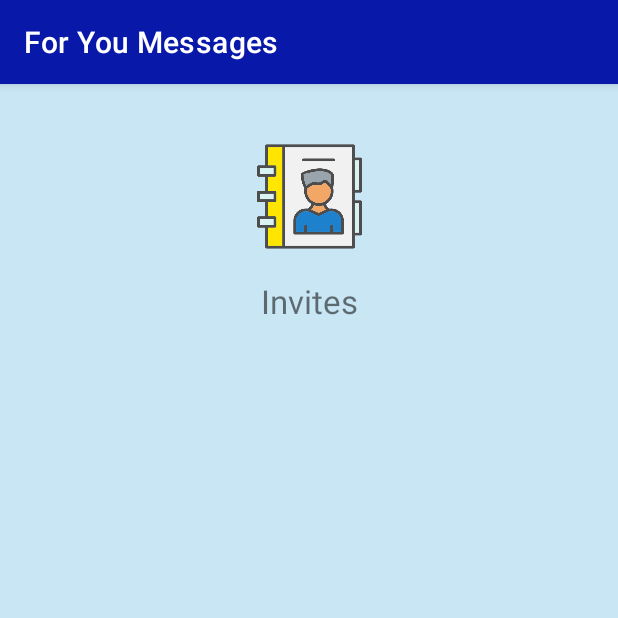
After one commit to morningbob/for_you_messages_android, an Android app: the fragment InvitesFragment shown on its own in the app's theme, on a phone screen of 412 x 824 dp, the top half of it. The commit adds this screen. Run offline under Robolectric (Android 15) with nearby library versions, the phone set to English and light mode, and no system bars; our stand-ins replace data binding.

Commit message:
building accept or reject invites function
building invites fragment, which shows all the invites.  building the layout such as accept reject buttons.

```diff
--- a/ForYouMessages/app/src/main/java/com/bitpunchlab/android/foryoumessages/Enums.kt
+++ b/ForYouMessages/app/src/main/java/com/bitpunchlab/android/foryoumessages/Enums.kt
@@ -26,5 +26,7 @@ enum class RequestContactAppState {
     ASK_CONFIRMATION,
     CONFIRMED_REQUEST,
     SERVER_NOT_AVAILABLE,
-    REQUEST_SENT
+    REQUEST_SENT,
+    ACCEPTED_CONTACT,
+    REJECTED_CONTACT,
 }
--- /dev/null
+++ b/ForYouMessages/app/src/main/java/com/bitpunchlab/android/foryoumessages/invites/InvitesFragment.kt
@@ -0,0 +1,32 @@
+package com.bitpunchlab.android.foryoumessages.invites
+
+import android.os.Bundle
+import androidx.fragment.app.Fragment
+import android.view.LayoutInflater
+import android.view.View
+import android.view.ViewGroup
+import com.bitpunchlab.android.foryoumessages.R
+import com.bitpunchlab.android.foryoumessages.databinding.FragmentInvitesBinding
+
+
+class InvitesFragment : Fragment() {
+
+    private var _binding : FragmentInvitesBinding? = null
+    private val binding get() = _binding!!
+
+    override fun onCreate(savedInstanceState: Bundle?) {
+        super.onCreate(savedInstanceState)
+
+    }
+
+    override fun onCreateView(
+        inflater: LayoutInflater, container: ViewGroup?,
+        savedInstanceState: Bundle?
+    ): View? {
+        _binding = FragmentInvitesBinding.inflate(inflater, container, false)
+
+        return binding.root
+    }
+
+
+}
--- /dev/null
+++ b/ForYouMessages/app/src/main/res/layout/fragment_invites.xml
@@ -0,0 +1,53 @@
+<?xml version="1.0" encoding="utf-8"?>
+<layout xmlns:android="http://schemas.android.com/apk/res/android"
+    xmlns:tools="http://schemas.android.com/tools"
+    xmlns:app="http://schemas.android.com/apk/res-auto">
+
+    <ScrollView
+        android:layout_width="match_parent"
+        android:layout_height="match_parent"
+        android:fillViewport="true"
+        android:background="@color/blue_background">
+
+        <androidx.constraintlayout.widget.ConstraintLayout
+            android:layout_width="match_parent"
+            android:layout_height="match_parent"
+            >
+
+            <ImageView
+                android:id="@+id/art_invites"
+                android:layout_width="70dp"
+                android:layout_height="70dp"
+                android:layout_marginTop="40dp"
+                app:layout_constraintEnd_toEndOf="parent"
+                app:layout_constraintStart_toStartOf="parent"
+                app:layout_constraintTop_toTopOf="parent"
+                app:srcCompat="@drawable/directory"
+                tools:srcCompat="@drawable/directory" />
+
+            <TextView
+                android:id="@+id/textview_title"
+                android:layout_width="match_parent"
+                android:layout_height="wrap_content"
+                android:layout_marginTop="20dp"
+                android:text="Invites"
+                android:textAlignment="center"
+                android:textSize="@dimen/title_content_text_size"
+                app:layout_constraintEnd_toEndOf="parent"
+                app:layout_constraintStart_toStartOf="parent"
+                app:layout_constraintTop_toBottomOf="@id/art_invites" />
+
+            <androidx.recyclerview.widget.RecyclerView
+                android:id="@+id/invites_recycler"
+                android:layout_width="match_parent"
+                android:layout_height="400dp"
+                android:layout_marginTop="20dp"
+                app:layout_constraintEnd_toEndOf="parent"
+                app:layout_constraintStart_toStartOf="parent"
+                app:layout_constraintTop_toBottomOf="@id/textview_title"
+                app:layoutManager="androidx.recyclerview.widget.LinearLayoutManager"
+                />
+
+        </androidx.constraintlayout.widget.ConstraintLayout>
+    </ScrollView>
+</layout>
--- a/ForYouMessages/app/src/main/res/values/strings.xml
+++ b/ForYouMessages/app/src/main/res/values/strings.xml
@@ -24,4 +24,8 @@
     <string name="logout">Logout</string>
     <string name="cancel">Cancel</string>
     <string name="contacts">Contacts</string>
+    <!-- TODO: Remove or change this placeholder text -->
+    <string name="hello_blank_fragment">Hello blank fragment</string>
+    <string name="accept">Accept</string>
+    <string name="reject">Reject</string>
 </resources>
```
Also changed, not shown: ForYouMessages/app/src/main/java/com/bitpunchlab/android/foryoumessages/firebaseClient/FirebaseClientViewModel.kt (+71 -61 lines), ForYouMessages/app/src/main/java/com/bitpunchlab/android/foryoumessages/models/User.kt (+6 -5 lines), ForYouMessages/app/src/main/res/layout/item_invite.xml (added, +98 -0 lines).
